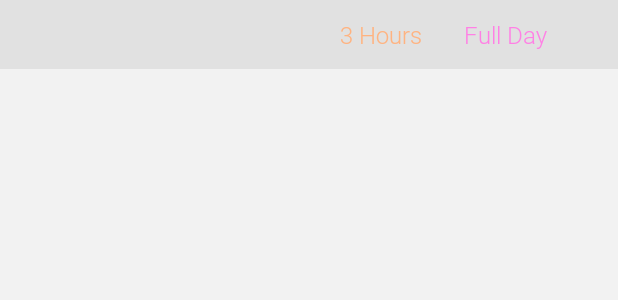
After one commit to whompum/OfficeTv, an Android app: the layout slide_rental_content.xml on its own in the app's theme, with its tools: preview values and no code run, on a phone screen of 412 x 824 dp. The commit adds this screen. Shown: the top 300 px of the screen. Run offline under Robolectric (Android 15) with nearby library versions, the phone set to English and light mode, and no system bars.

Commit message:
Commit entire Rentals UI

```diff
--- /dev/null
+++ b/tv/src/main/res/layout/slide_rental_content.xml
@@ -0,0 +1,61 @@
+<?xml version="1.0" encoding="utf-8"?>
+<LinearLayout
+    xmlns:android="http://schemas.android.com/apk/res/android"
+    xmlns:app="http://schemas.android.com/apk/res-auto"
+    android:orientation="vertical"
+    android:background="@color/color_milk"
+    android:layout_width="match_parent"
+    android:layout_height="match_parent">
+
+    <android.support.constraint.ConstraintLayout
+        android:paddingTop="@dimen/size_padding_ver"
+        android:paddingBottom="@dimen/size_padding_ver"
+        android:background="#e1e1e1"
+        android:layout_width="match_parent"
+        android:layout_height="wrap_content">
+
+        <android.support.constraint.Guideline
+            app:layout_constraintGuide_percent=".55"
+            android:orientation="vertical"
+            android:id="@+id/local_three_hour_guideline"
+            android:layout_width="wrap_content"
+            android:layout_height="wrap_content" />
+        <android.support.constraint.Guideline
+            app:layout_constraintGuide_percent=".75"
+            android:orientation="vertical"
+            android:id="@+id/local_full_day_guide"
+            android:layout_width="wrap_content"
+            android:layout_height="wrap_content" />
+
+        <com.californiadreamshostel.officetv.VIEWS.RTV
+            app:FONT="LIGHT"
+            app:layout_constraintStart_toStartOf="@id/local_three_hour_guideline"
+            app:layout_constraintEnd_toEndOf="parent"
+            android:text="@string/string_three_hours"
+            android:textColor="@color/color_tertiary"
+            android:textSize="@dimen/size_text_large"
+            android:layout_width="0dp"
+            android:layout_height="wrap_content" />
+        <com.californiadreamshostel.officetv.VIEWS.RTV
+            app:FONT="LIGHT"
+            app:layout_constraintStart_toStartOf="@id/local_full_day_guide"
+            app:layout_constraintEnd_toEndOf="parent"
+            android:text="@string/string_full_day"
+            android:textColor="@color/color_special"
+            android:textSize="@dimen/size_text_large"
+            android:layout_width="0dp"
+            android:layout_height="wrap_content" />
+
+    </android.support.constraint.ConstraintLayout>
+
+    <LinearLayout
+        android:orientation="vertical"
+        android:id="@+id/rental_slide_content_container"
+        android:paddingTop="@dimen/size_padding_ver"
+        android:paddingBottom="@dimen/size_padding_ver"
+        android:layout_width="match_parent"
+        android:layout_height="match_parent">
+    </LinearLayout>
+
+
+</LinearLayout>
--- a/tv/src/main/res/layout/slides_base_rental.xml
+++ b/tv/src/main/res/layout/slides_base_rental.xml
@@ -65,7 +65,7 @@
         android:layout_height="match_parent">
 
 
-        <include layout="@layout/layout_rentals_slide_content"/>
+        <include layout="@layout/slide_rental_content"/>
 
 
     </com.californiadreamshostel.officetv.VIEWS.ClipFrame>
--- a/tv/src/main/res/values/strings.xml
+++ b/tv/src/main/res/values/strings.xml
@@ -59,10 +59,14 @@
         <item>Saturday</item>
     </string-array>
 
-    <!--SLIDE TITLES-->
-    <string name="string_slide_title_cali">C&#160;&#160;A&#160;&#160;L&#160;&#160;I</string>
-    <string name="string_slide_title_dreams">D&#160;&#160;R&#160;&#160;E&#160;&#160;A&#160;&#160;M&#160;&#160;S</string>
-    <string name="string_slide_title_rentals">R&#160;E&#160;N&#160;T&#160;A&#160;L&#160;S</string>
+    <!--Rental Slide Title-->
+    <string name="string_slide_title_cali">CALI</string>
+    <string name="string_slide_title_dreams">DREAMS</string>
+    <string name="string_slide_title_rentals">RENTALS</string>
+
+    <!--Rental Times-->
+    <string name="string_three_hours">3 Hours</string>
+    <string name="string_full_day">Full Day</string>
 
     <!--MISC-->
     <string name="string_in_development">Still In Development</string>
```
Also changed, not shown: tv/src/main/res/layout/layout_slide_title.xml (+18 -2 lines), tv/src/main/res/layout/slides_rental_content_item.xml (added, +64 -0 lines).
